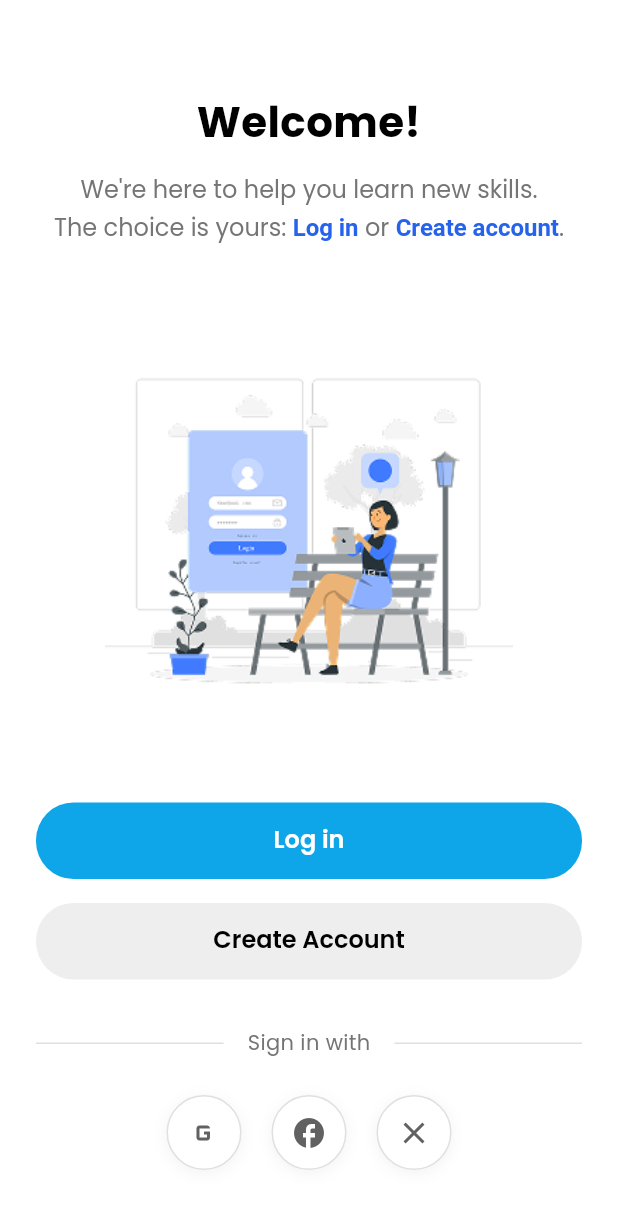
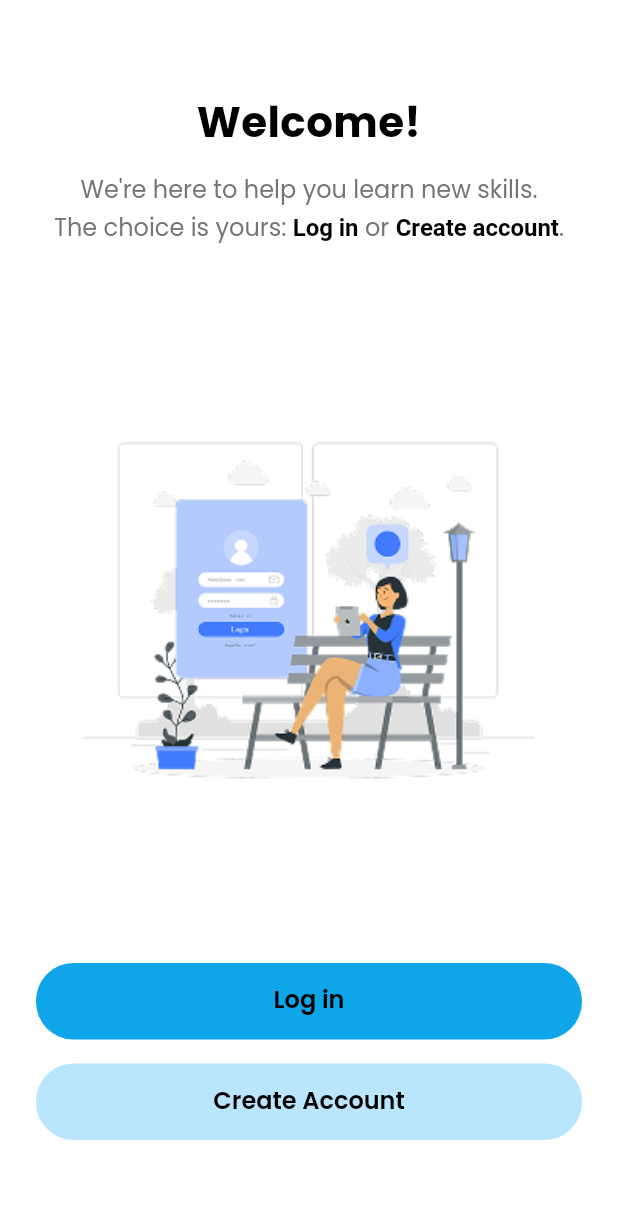
Before and after one commit to lyw505/upwise, a Flutter app: the screen it shows after launch, after a tap on "Skip", on a phone screen of 412 x 824 dp. Shown: the top 1209 px of the screen. Run offline on Flutter 3.47's test engine with Material 3 defaults, Android fonts, the phone set to English and light mode, and no system bars; our stand-ins replace equatable, flutter_dotenv, go_router, google_fonts, loading_animation_widget, shared_preferences and 1 more; accounts and stored records are empty.

Commit message:
welcome_screen, onboarding_screen

```diff
--- a/lib/screens/onboarding_screen.dart
+++ b/lib/screens/onboarding_screen.dart
@@ -23,13 +23,13 @@ class _OnboardingScreenState extends State<OnboardingScreen> {
       title: 'Personalized',
       description: 'Upwise adapts the content and learning approach to your needs and skill level.',
       imagePath: 'assets/images/on2.png',
-      color: const Color(0xFF5CB3F7),
+      color: const Color(0xFF4A90E2),
     ),
     OnboardingData(
       title: 'Consistency',
       description: 'Stay motivated with daily streaks and see how small daily efforts lead to big results over time.',
       imagePath: 'assets/images/on3.png',
-      color: const Color(0xFF7BC8F5),
+      color: const Color(0xFF4A90E2),
     ),
   ];
 
--- a/lib/screens/welcome_screen.dart
+++ b/lib/screens/welcome_screen.dart
@@ -67,7 +67,7 @@ class _WelcomeScreenState extends State<WelcomeScreen> {
                     TextSpan(
                       text: "Log in",
                       style: TextStyle(
-                        color: AppColors.primary,
+                        color: Colors.black,
                         fontWeight: FontWeight.w600,
                       ),
                     ),
@@ -75,7 +75,7 @@ class _WelcomeScreenState extends State<WelcomeScreen> {
                     TextSpan(
                       text: "Create account",
                       style: TextStyle(
-                        color: AppColors.primary,
+                        color: Colors.black,
                         fontWeight: FontWeight.w600,
                       ),
                     ),
@@ -148,7 +148,7 @@ class _WelcomeScreenState extends State<WelcomeScreen> {
                   child: Text(
                     'Log in',
                     style: AppTextStyles.buttonLarge.copyWith(
-                      color: Colors.white,
+                      color: Colors.black,
                       fontWeight: FontWeight.w600,
                     ),
                   ),
@@ -167,7 +167,7 @@ class _WelcomeScreenState extends State<WelcomeScreen> {
                     }
                   },
                   style: ElevatedButton.styleFrom(
-                    backgroundColor: Colors.grey[200],
+                    backgroundColor: const Color(0xFFBAE6FD),
                     foregroundColor: Colors.black,
                     padding: const EdgeInsets.symmetric(vertical: 16),
                     shape: RoundedRectangleBorder(
@@ -185,65 +185,7 @@ class _WelcomeScreenState extends State<WelcomeScreen> {
                 ),
               ),
 
-              const SizedBox(height: 32),
-
-              // Sign in with divider
-              Row(
-                children: [
-                  Expanded(
-                    child: Container(
-                      height: 1,
-                      color: Colors.grey[300],
-                    ),
-                  ),
-                  Padding(
-                    padding: const EdgeInsets.symmetric(horizontal: 16),
-                    child: Text(
-                      'Sign in with',
-                      style: AppTextStyles.bodyMedium.copyWith(
-                        color: Colors.grey[600],
-                      ),
-                    ),
-                  ),
-                  Expanded(
-                    child: Container(
-                      height: 1,
-                      color: Colors.grey[300],
-                    ),
-                  ),
-                ],
-              ),
-
-              const SizedBox(height: 24),
-
-              // Social Login Buttons
-              Row(
-                mainAxisAlignment: MainAxisAlignment.center,
-                children: [
-                  _buildSocialButton(
-                    icon: Icons.g_mobiledata,
-                    onPressed: () {
-                      // TODO: Implement Google Sign In
-                    },
-                  ),
-                  const SizedBox(width: 20),
-                  _buildSocialButton(
-                    icon: Icons.facebook,
-                    onPressed: () {
-                      // TODO: Implement Facebook Sign In
-                    },
-                  ),
-                  const SizedBox(width: 20),
-                  _buildSocialButton(
-                    icon: Icons.close, // X for Twitter/X
-                    onPressed: () {
-                      // TODO: Implement X Sign In
-                    },
-                  ),
-                ],
-              ),
-
-              const SizedBox(height: 20),
+              const SizedBox(height: 40),
             ],
           ),
         ),
@@ -251,33 +193,4 @@ class _WelcomeScreenState extends State<WelcomeScreen> {
     );
   }
 
-  Widget _buildSocialButton({
-    required IconData icon,
-    required VoidCallback onPressed,
-  }) {
-    return Container(
-      width: 50,
-      height: 50,
-      decoration: BoxDecoration(
-        color: Colors.white,
-        shape: BoxShape.circle,
-        border: Border.all(color: Colors.grey[300]!),
-        boxShadow: [
-          BoxShadow(
-            color: Colors.black.withOpacity(0.05),
-            blurRadius: 8,
-            offset: const Offset(0, 2),
-          ),
-        ],
-      ),
-      child: IconButton(
-        onPressed: onPressed,
-        icon: Icon(
-          icon,
-          color: Colors.grey[700],
-          size: 24,
-        ),
-      ),
-    );
-  }
 }
```
